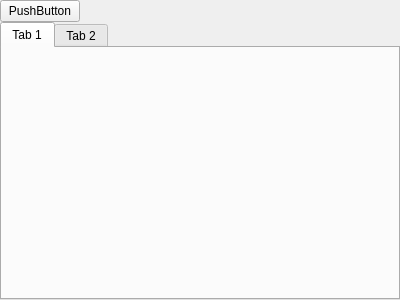
Qt form tabledesign.ui (xhy2539/DBMS-Qt) before a commit.
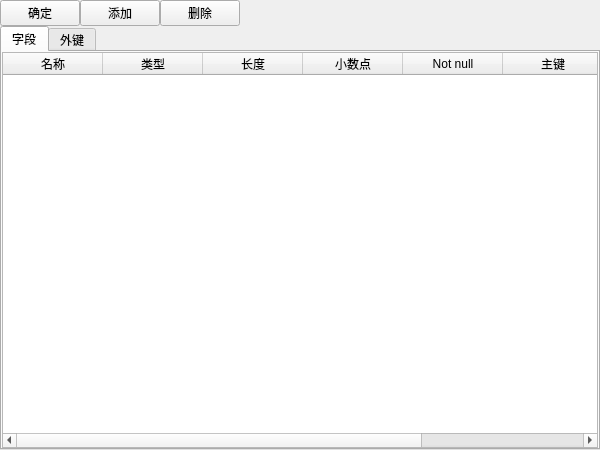
The same form after that commit. The open tabs and pages were chosen to show the change.

Diff of the .ui file:
```diff
--- a/tabledesign.ui
+++ b/tabledesign.ui
@@ -6,8 +6,8 @@
    <rect>
     <x>0</x>
     <y>0</y>
-    <width>400</width>
-    <height>300</height>
+    <width>600</width>
+    <height>450</height>
    </rect>
   </property>
   <property name="windowTitle">
@@ -35,14 +35,46 @@
       <number>0</number>
      </property>
      <item>
-      <widget class="QPushButton" name="pushButton_9">
+      <widget class="QPushButton" name="comfirm">
+       <property name="sizePolicy">
+        <sizepolicy hsizetype="Minimum" vsizetype="Preferred">
+         <horstretch>0</horstretch>
+         <verstretch>0</verstretch>
+        </sizepolicy>
+       </property>
        <property name="text">
-        <string>PushButton</string>
+        <string>确定</string>
        </property>
       </widget>
      </item>
      <item>
-      <spacer name="horizontalSpacer_3">
+      <widget class="QPushButton" name="addField">
+       <property name="sizePolicy">
+        <sizepolicy hsizetype="Minimum" vsizetype="Preferred">
+         <horstretch>0</horstretch>
+         <verstretch>0</verstretch>
+        </sizepolicy>
+       </property>
+       <property name="text">
+        <string>添加</string>
+       </property>
+      </widget>
+     </item>
+     <item>
+      <widget class="QPushButton" name="deleteField">
+       <property name="sizePolicy">
+        <sizepolicy hsizetype="Minimum" vsizetype="Preferred">
+         <horstretch>0</horstretch>
+         <verstretch>0</verstretch>
+        </sizepolicy>
+       </property>
+       <property name="text">
+        <string>删除</string>
+       </property>
+      </widget>
+     </item>
+     <item>
+      <spacer name="horizontalSpacer">
        <property name="orientation">
         <enum>Qt::Orientation::Horizontal</enum>
        </property>
@@ -63,12 +95,71 @@
      </property>
      <widget class="QWidget" name="tab">
       <attribute name="title">
-       <string>Tab 1</string>
+       <string>字段</string>
       </attribute>
+      <layout class="QVBoxLayout" name="verticalLayout_2">
+       <property name="spacing">
+        <number>0</number>
+       </property>
+       <property name="leftMargin">
+        <number>0</number>
+       </property>
+       <property name="topMargin">
+        <number>0</number>
+       </property>
+       <property name="rightMargin">
+        <number>0</number>
+       </property>
+       <property name="bottomMargin">
+        <number>0</number>
+       </property>
+       <item>
+        <widget class="QTableWidget" name="tableWidget">
+         <attribute name="verticalHeaderVisible">
+          <bool>false</bool>
+         </attribute>
+         <column>
+          <property name="text">
+           <string>名称</string>
+          </property>
+         </column>
+         <column>
+          <property name="text">
+           <string>类型</string>
+          </property>
+         </column>
+         <column>
+          <property name="text">
+           <string>长度</string>
+          </property>
+         </column>
+         <column>
+          <property name="text">
+           <string>小数点</string>
+          </property>
+         </column>
+         <column>
+          <property name="text">
+           <string>Not null</string>
+          </property>
+         </column>
+         <column>
+          <property name="text">
+           <string>主键</string>
+          </property>
+         </column>
+         <column>
+          <property name="text">
+           <string>默认</string>
+          </property>
+         </column>
+        </widget>
+       </item>
+      </layout>
      </widget>
      <widget class="QWidget" name="tab_2">
       <attribute name="title">
-       <string>Tab 2</string>
+       <string>外键</string>
       </attribute>
      </widget>
     </widget>
```
Left out of the diff: 48 changed lines with no effect on the pictures.
